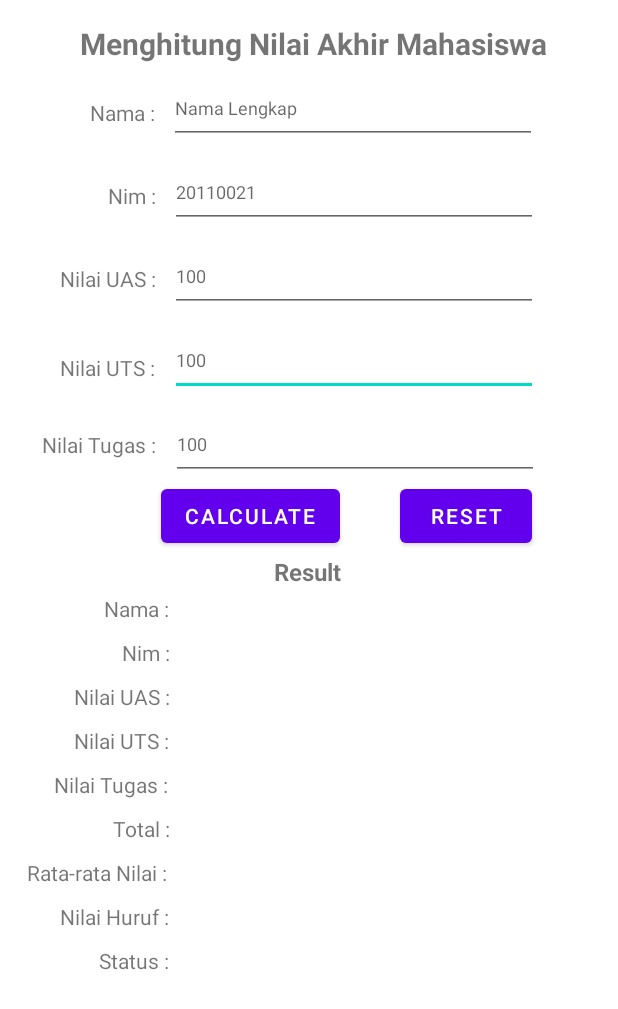
After one commit to fanial/Latihan_CH3, an Android app: the layout activity_nilai.xml on its own in the app's theme, with its tools: preview values and no code run, on a phone screen of 412 x 824 dp. The commit adds this screen. Shown: the top 1009 px of the screen. Run offline under Robolectric (Android 15) with nearby library versions, the phone set to English and light mode, and no system bars.

Commit message:
Nilai Akhir Mahasiswa

```diff
--- a/app/src/main/AndroidManifest.xml
+++ b/app/src/main/AndroidManifest.xml
@@ -14,7 +14,7 @@
         android:theme="@style/Theme.Latihan_CH3"
         tools:targetApi="31">
         <activity
-            android:name=".MainActivity"
+            android:name=".NilaiAkhirActivity"
             android:exported="true">
             <intent-filter>
                 <action android:name="android.intent.action.MAIN" />
--- /dev/null
+++ b/app/src/main/java/com/f4l/latihan_ch3/NilaiAkhirActivity.kt
@@ -0,0 +1,115 @@
+package com.f4l.latihan_ch3
+
+import android.os.Bundle
+import android.widget.Button
+import android.widget.EditText
+import android.widget.TextView
+import androidx.appcompat.app.AppCompatActivity
+
+class NilaiAkhirActivity : AppCompatActivity(){
+    lateinit var nama : EditText
+    lateinit var nim : EditText
+    lateinit var nUas : EditText
+    lateinit var nUts : EditText
+    lateinit var nTugas : EditText
+    lateinit var hasilNilai : Button
+    lateinit var reset : Button
+    lateinit var vNama : TextView
+    lateinit var vNim : TextView
+    lateinit var vUas : TextView
+    lateinit var vUts : TextView
+    lateinit var vTugas : TextView
+    lateinit var vTotal : TextView
+    lateinit var vAvg : TextView
+    lateinit var vGrade : TextView
+    lateinit var vStatus : TextView
+
+    override fun onCreate(savedInstanceState: Bundle?) {
+        super.onCreate(savedInstanceState)
+        setContentView(R.layout.activity_nilai)
+        nama = findViewById(R.id.nama)
+        nim = findViewById(R.id.nim)
+        nUas = findViewById(R.id.nUas)
+        nUts = findViewById(R.id.nUts)
+        nTugas = findViewById(R.id.nTugas)
+        hasilNilai = findViewById(R.id.hitungNilai)
+        reset = findViewById(R.id.reset)
+        vNama = findViewById(R.id.vNama)
+        vNim = findViewById(R.id.vNim)
+        vUas = findViewById(R.id.vUas)
+        vUts = findViewById(R.id.vUts)
+        vTugas = findViewById(R.id.vTugas)
+        vTotal = findViewById(R.id.vTotal)
+        vAvg = findViewById(R.id.vAvg)
+        vGrade = findViewById(R.id.vGrade)
+        vStatus = findViewById(R.id.vStatus)
+
+        hasilNilai.setOnClickListener {
+            hitungNilai()
+        }
+
+        reset.setOnClickListener {
+            reset()
+        }
+    }
+
+    fun hitungNilai() {
+        var nama = nama.text.toString()
+        vNama.text = nama
+        var nim = nim.text.toString()
+        vNim.text = nim
+        var uas = nUas.text.toString()
+        vUas.text = uas
+        var uts = nUts.text.toString()
+        vUts.text = uts
+        var tugas = nTugas.text.toString()
+        vTugas.text = tugas
+        var totalNilai = uas.toInt() + uts.toInt() + tugas.toInt()
+        vTotal.text = totalNilai.toString()
+        var rataRata = totalNilai / 3
+        vAvg.text = rataRata.toString()
+
+        if (rataRata in 91..100) {
+            vGrade.text = "A"
+        } else if (rataRata in 81..90) {
+            vGrade.text = "B"
+        } else if (rataRata in 71..80) {
+            vGrade.text = "C"
+        } else if (rataRata in 61..70) {
+            vGrade.text = "D"
+        } else {
+            vGrade.text = "E"
+        }
+
+        if (vGrade.text == "A") {
+            vStatus.text = "Lolos"
+        } else if (vGrade.text == "B") {
+            vStatus.text = "Lolos"
+        } else if (vGrade.text == "C") {
+            vStatus.text = "Lolos"
+        } else if (vGrade.text == "D") {
+            vStatus.text = "Tidak Lolos"
+        } else {
+            vStatus.text = "Tidak Lolos"
+        }
+    }
+
+    fun reset() {
+        nama.setText("")
+        nim.setText("")
+        nUas.setText("")
+        nUts.setText("")
+        nTugas.setText("")
+        hasilNilai.setText("")
+        reset.setText("")
+        vNama.setText("")
+        vNim.setText("")
+        vUas.setText("")
+        vUts.setText("")
+        vTugas.setText("")
+        vTotal.setText("")
+        vAvg.setText("")
+        vGrade.setText("")
+        vStatus.setText("")
+    }
+}
--- a/app/src/main/res/layout/activity_latihan1.xml
+++ b/app/src/main/res/layout/activity_latihan1.xml
@@ -4,7 +4,7 @@
     xmlns:tools="http://schemas.android.com/tools"
     android:layout_width="match_parent"
     android:layout_height="match_parent"
-    tools:context=".MainActivity">
+    tools:context=".Latihan1Activity">
 
     <EditText
         android:id="@+id/input1"
@@ -63,7 +63,7 @@
         android:layout_width="wrap_content"
         android:layout_height="wrap_content"
         android:layout_marginTop="40dp"
-        android:text="@string/txt_hasil"
+        android:text="@string/result"
         android:textSize="30sp"
         app:layout_constraintBottom_toBottomOf="parent"
         app:layout_constraintEnd_toEndOf="parent"
--- /dev/null
+++ b/app/src/main/res/layout/activity_nilai.xml
@@ -0,0 +1,354 @@
+<?xml version="1.0" encoding="utf-8"?>
+<androidx.constraintlayout.widget.ConstraintLayout xmlns:android="http://schemas.android.com/apk/res/android"
+    xmlns:app="http://schemas.android.com/apk/res-auto"
+    xmlns:tools="http://schemas.android.com/tools"
+    android:layout_width="match_parent"
+    android:layout_height="match_parent"
+    tools:context=".NilaiAkhirActivity">
+
+    <EditText
+        android:id="@+id/nUts"
+        android:layout_width="245dp"
+        android:layout_height="48dp"
+        android:layout_marginTop="8dp"
+        android:autofillHints=""
+        android:ems="10"
+        android:hint="@string/nilai"
+        android:inputType="number"
+        android:textSize="12sp"
+        app:layout_constraintEnd_toEndOf="parent"
+        app:layout_constraintHorizontal_bias="0.161"
+        app:layout_constraintStart_toEndOf="@+id/textView12"
+        app:layout_constraintTop_toBottomOf="@+id/nUas"
+        tools:ignore="DuplicateSpeakableTextCheck" />
+
+    <TextView
+        android:id="@+id/textView"
+        android:layout_width="wrap_content"
+        android:layout_height="wrap_content"
+        android:layout_marginTop="15dp"
+        android:fontFamily="sans-serif"
+        android:text="@string/judul_nilai"
+        android:textSize="20sp"
+        android:textStyle="bold"
+        app:layout_constraintEnd_toEndOf="parent"
+        app:layout_constraintHorizontal_bias="0.531"
+        app:layout_constraintStart_toStartOf="parent"
+        app:layout_constraintTop_toTopOf="parent" />
+
+    <TextView
+        android:id="@+id/textView12"
+        android:layout_width="wrap_content"
+        android:layout_height="wrap_content"
+        android:layout_marginStart="40dp"
+        android:layout_marginTop="40dp"
+        android:text="@string/label_uts"
+        app:layout_constraintStart_toStartOf="parent"
+        app:layout_constraintTop_toBottomOf="@+id/textView11" />
+
+    <TextView
+        android:id="@+id/textView13"
+        android:layout_width="wrap_content"
+        android:layout_height="wrap_content"
+        android:layout_marginStart="28dp"
+        android:layout_marginTop="32dp"
+        android:text="@string/label_tugas"
+        app:layout_constraintStart_toStartOf="parent"
+        app:layout_constraintTop_toBottomOf="@+id/textView12" />
+
+    <EditText
+        android:id="@+id/nama"
+        android:layout_width="245dp"
+        android:layout_height="48dp"
+        android:layout_marginTop="5dp"
+        android:autofillHints=""
+        android:ems="10"
+        android:hint="@string/nama"
+        android:inputType="textPersonName"
+        android:textSize="12sp"
+        app:layout_constraintEnd_toEndOf="parent"
+        app:layout_constraintHorizontal_bias="0.145"
+        app:layout_constraintStart_toEndOf="@+id/textView4"
+        app:layout_constraintTop_toBottomOf="@+id/textView" />
+
+    <TextView
+        android:id="@+id/textView4"
+        android:layout_width="wrap_content"
+        android:layout_height="wrap_content"
+        android:layout_marginStart="60dp"
+        android:layout_marginTop="65dp"
+        android:text="@string/label_nama"
+        app:layout_constraintStart_toStartOf="parent"
+        app:layout_constraintTop_toTopOf="parent" />
+
+    <EditText
+        android:id="@+id/nim"
+        android:layout_width="245dp"
+        android:layout_height="48dp"
+        android:layout_marginTop="8dp"
+        android:ems="10"
+        android:hint="@string/nimHint"
+        android:inputType="number"
+        android:textSize="12sp"
+        app:layout_constraintEnd_toEndOf="parent"
+        app:layout_constraintHorizontal_bias="0.145"
+        app:layout_constraintStart_toEndOf="@+id/textView10"
+        app:layout_constraintTop_toBottomOf="@+id/nama"
+        android:autofillHints="" />
+
+    <TextView
+        android:id="@+id/textView10"
+        android:layout_width="wrap_content"
+        android:layout_height="wrap_content"
+        android:layout_marginStart="72dp"
+        android:layout_marginTop="36dp"
+        android:text="@string/label_nim"
+        app:layout_constraintStart_toStartOf="parent"
+        app:layout_constraintTop_toBottomOf="@+id/textView4" />
+
+    <TextView
+        android:id="@+id/textView11"
+        android:layout_width="wrap_content"
+        android:layout_height="wrap_content"
+        android:layout_marginStart="40dp"
+        android:layout_marginTop="36dp"
+        android:text="@string/label_uas"
+        app:layout_constraintStart_toStartOf="parent"
+        app:layout_constraintTop_toBottomOf="@+id/textView10" />
+
+    <EditText
+        android:id="@+id/nUas"
+        android:layout_width="245dp"
+        android:layout_height="48dp"
+        android:layout_marginTop="8dp"
+        android:autofillHints=""
+        android:ems="10"
+        android:hint="@string/nilai"
+        android:inputType="number"
+        android:textSize="12sp"
+        app:layout_constraintEnd_toEndOf="parent"
+        app:layout_constraintHorizontal_bias="0.147"
+        app:layout_constraintStart_toEndOf="@+id/textView11"
+        app:layout_constraintTop_toBottomOf="@+id/nim" />
+
+    <Button
+        android:id="@+id/hitungNilai"
+        android:layout_width="wrap_content"
+        android:layout_height="wrap_content"
+        android:layout_marginTop="320dp"
+        android:text="@string/calculate"
+        app:layout_constraintEnd_toEndOf="parent"
+        app:layout_constraintHorizontal_bias="0.366"
+        app:layout_constraintStart_toStartOf="parent"
+        app:layout_constraintTop_toTopOf="parent" />
+
+    <Button
+        android:id="@+id/reset"
+        android:layout_width="wrap_content"
+        android:layout_height="wrap_content"
+        android:layout_marginStart="40dp"
+        android:layout_marginTop="320dp"
+        android:text="@string/reset"
+        app:layout_constraintStart_toEndOf="@+id/hitungNilai"
+        app:layout_constraintTop_toTopOf="parent" />
+
+    <TextView
+        android:id="@+id/textView14"
+        android:layout_width="wrap_content"
+        android:layout_height="wrap_content"
+        android:layout_marginTop="370dp"
+        android:text="@string/result"
+        android:textSize="16sp"
+        android:textStyle="bold"
+        app:layout_constraintEnd_toEndOf="parent"
+        app:layout_constraintHorizontal_bias="0.498"
+        app:layout_constraintStart_toStartOf="parent"
+        app:layout_constraintTop_toTopOf="parent" />
+
+    <TextView
+        android:id="@+id/textView24"
+        android:layout_width="wrap_content"
+        android:layout_height="wrap_content"
+        android:layout_marginStart="36dp"
+        android:layout_marginTop="10dp"
+        android:text="@string/label_tugas"
+        app:layout_constraintStart_toStartOf="parent"
+        app:layout_constraintTop_toBottomOf="@+id/textView23" />
+
+    <TextView
+        android:id="@+id/textView23"
+        android:layout_width="wrap_content"
+        android:layout_height="wrap_content"
+        android:layout_marginStart="49dp"
+        android:layout_marginTop="10dp"
+        android:text="@string/label_uts"
+        app:layout_constraintStart_toStartOf="parent"
+        app:layout_constraintTop_toBottomOf="@+id/textView22" />
+
+    <TextView
+        android:id="@+id/textView22"
+        android:layout_width="wrap_content"
+        android:layout_height="wrap_content"
+        android:layout_marginStart="49dp"
+        android:layout_marginTop="10dp"
+        android:text="@string/label_uas"
+        app:layout_constraintStart_toStartOf="parent"
+        app:layout_constraintTop_toBottomOf="@+id/textView21" />
+
+    <TextView
+        android:id="@+id/textView20"
+        android:layout_width="wrap_content"
+        android:layout_height="wrap_content"
+        android:layout_marginStart="69dp"
+        android:layout_marginTop="4dp"
+        android:text="@string/label_nama"
+        app:layout_constraintStart_toStartOf="parent"
+        app:layout_constraintTop_toBottomOf="@+id/textView14" />
+
+    <TextView
+        android:id="@+id/textView21"
+        android:layout_width="wrap_content"
+        android:layout_height="wrap_content"
+        android:layout_marginStart="81dp"
+        android:layout_marginTop="10dp"
+        android:text="@string/label_nim"
+        app:layout_constraintStart_toStartOf="parent"
+        app:layout_constraintTop_toBottomOf="@+id/textView20" />
+
+    <TextView
+        android:id="@+id/textView25"
+        android:layout_width="wrap_content"
+        android:layout_height="wrap_content"
+        android:layout_marginStart="75dp"
+        android:layout_marginTop="10dp"
+        android:text="@string/total"
+        app:layout_constraintStart_toStartOf="parent"
+        app:layout_constraintTop_toBottomOf="@+id/textView24" />
+
+    <TextView
+        android:id="@+id/textView26"
+        android:layout_width="wrap_content"
+        android:layout_height="wrap_content"
+        android:layout_marginStart="18dp"
+        android:layout_marginTop="10dp"
+        android:text="@string/rata"
+        app:layout_constraintStart_toStartOf="parent"
+        app:layout_constraintTop_toBottomOf="@+id/textView25" />
+
+    <EditText
+        android:id="@+id/nTugas"
+        android:layout_width="245dp"
+        android:layout_height="48dp"
+        android:layout_marginTop="8dp"
+        android:autofillHints=""
+        android:ems="10"
+        android:hint="@string/nilai"
+        android:inputType="number"
+        android:textSize="12sp"
+        app:layout_constraintEnd_toEndOf="parent"
+        app:layout_constraintHorizontal_bias="0.147"
+        app:layout_constraintStart_toEndOf="@+id/textView13"
+        app:layout_constraintTop_toBottomOf="@+id/nUts" />
+
+    <TextView
+        android:id="@+id/textView27"
+        android:layout_width="wrap_content"
+        android:layout_height="wrap_content"
+        android:layout_marginStart="40dp"
+        android:layout_marginTop="10dp"
+        android:text="@string/huruf"
+        app:layout_constraintStart_toStartOf="parent"
+        app:layout_constraintTop_toBottomOf="@+id/textView26" />
+
+    <TextView
+        android:id="@+id/textView28"
+        android:layout_width="wrap_content"
+        android:layout_height="wrap_content"
+        android:layout_marginStart="66dp"
+        android:layout_marginTop="10dp"
+        android:text="@string/status"
+        app:layout_constraintStart_toStartOf="parent"
+        app:layout_constraintTop_toBottomOf="@+id/textView27" />
+
+    <TextView
+        android:id="@+id/vNama"
+        android:layout_width="wrap_content"
+        android:layout_height="wrap_content"
+        android:layout_marginStart="24dp"
+        android:layout_marginTop="4dp"
+        app:layout_constraintStart_toEndOf="@+id/textView20"
+        app:layout_constraintTop_toBottomOf="@+id/textView14" />
+
+    <TextView
+        android:id="@+id/vNim"
+        android:layout_width="wrap_content"
+        android:layout_height="wrap_content"
+        android:layout_marginStart="24dp"
+        android:layout_marginTop="10dp"
+        app:layout_constraintStart_toEndOf="@+id/textView21"
+        app:layout_constraintTop_toBottomOf="@+id/vNama" />
+
+    <TextView
+        android:id="@+id/vUas"
+        android:layout_width="wrap_content"
+        android:layout_height="wrap_content"
+        android:layout_marginStart="24dp"
+        android:layout_marginTop="10dp"
+        app:layout_constraintStart_toEndOf="@+id/textView22"
+        app:layout_constraintTop_toBottomOf="@+id/vNim" />
+
+    <TextView
+        android:id="@+id/vUts"
+        android:layout_width="wrap_content"
+        android:layout_height="wrap_content"
+        android:layout_marginStart="24dp"
+        android:layout_marginTop="10dp"
+        app:layout_constraintStart_toEndOf="@+id/textView23"
+        app:layout_constraintTop_toBottomOf="@+id/vUas" />
+
+    <TextView
+        android:id="@+id/vTugas"
+        android:layout_width="wrap_content"
+        android:layout_height="wrap_content"
+        android:layout_marginStart="24dp"
+        android:layout_marginTop="10dp"
+        app:layout_constraintStart_toEndOf="@+id/textView24"
+        app:layout_constraintTop_toBottomOf="@+id/vUts" />
+
+    <TextView
+        android:id="@+id/vTotal"
+        android:layout_width="wrap_content"
+        android:layout_height="wrap_content"
+        android:layout_marginStart="24dp"
+        android:layout_marginTop="10dp"
+        app:layout_constraintStart_toEndOf="@+id/textView25"
+        app:layout_constraintTop_toBottomOf="@+id/vTugas" />
+
+    <TextView
+        android:id="@+id/vAvg"
+        android:layout_width="wrap_content"
+        android:layout_height="wrap_content"
+        android:layout_marginStart="24dp"
+        android:layout_marginTop="10dp"
+        app:layout_constraintStart_toEndOf="@+id/textView26"
+        app:layout_constraintTop_toBottomOf="@+id/vTotal" />
+
+    <TextView
+        android:id="@+id/vGrade"
+        android:layout_width="wrap_content"
+        android:layout_height="wrap_content"
+        android:layout_marginStart="24dp"
+        android:layout_marginTop="10dp"
+        app:layout_constraintStart_toEndOf="@+id/textView27"
+        app:layout_constraintTop_toBottomOf="@+id/vAvg" />
+
+    <TextView
+        android:id="@+id/vStatus"
+        android:layout_width="wrap_content"
+        android:layout_height="wrap_content"
+        android:layout_marginStart="24dp"
+        android:layout_marginTop="10dp"
+        app:layout_constraintStart_toEndOf="@+id/textView28"
+        app:layout_constraintTop_toBottomOf="@+id/vGrade" />
+
+</androidx.constraintlayout.widget.ConstraintLayout>
--- a/app/src/main/res/values/strings.xml
+++ b/app/src/main/res/values/strings.xml
@@ -4,6 +4,19 @@
     <string name="input_2">input 2</string>
     <string name="calculate">Calculate</string>
     <string name="result">Result</string>
-    <string name="txt_hasil">txt hasil</string>
     <string name="umur">Umur :</string>
+    <string name="judul_nilai">Menghitung Nilai Akhir Mahasiswa</string>
+    <string name="label_nim">Nim :</string>
+    <string name="label_nama">Nama :</string>
+    <string name="label_uas">Nilai UAS :</string>
+    <string name="label_uts">Nilai UTS :</string>
+    <string name="label_tugas">Nilai Tugas :</string>
+    <string name="reset">Reset</string>
+    <string name="total">Total :</string>
+    <string name="rata">Rata-rata Nilai :</string>
+    <string name="huruf">Nilai Huruf :</string>
+    <string name="status">Status :</string>
+    <string name="nama">Nama Lengkap</string>
+    <string name="nimHint">20110021</string>
+    <string name="nilai">100</string>
 </resources>
```
